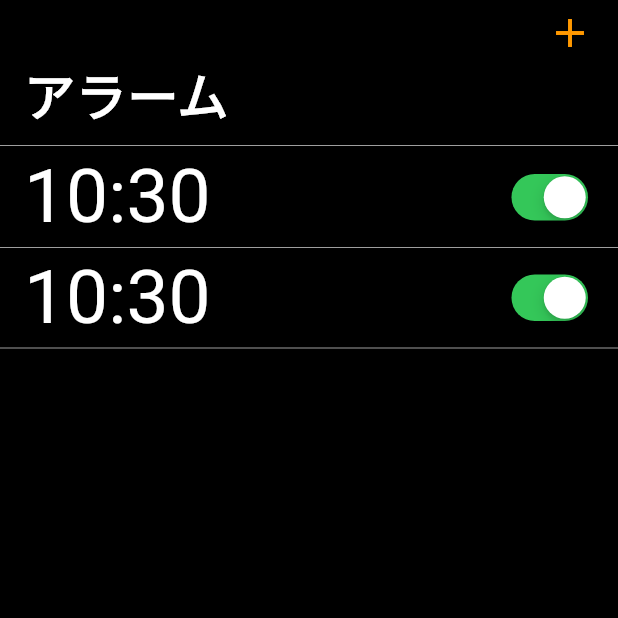
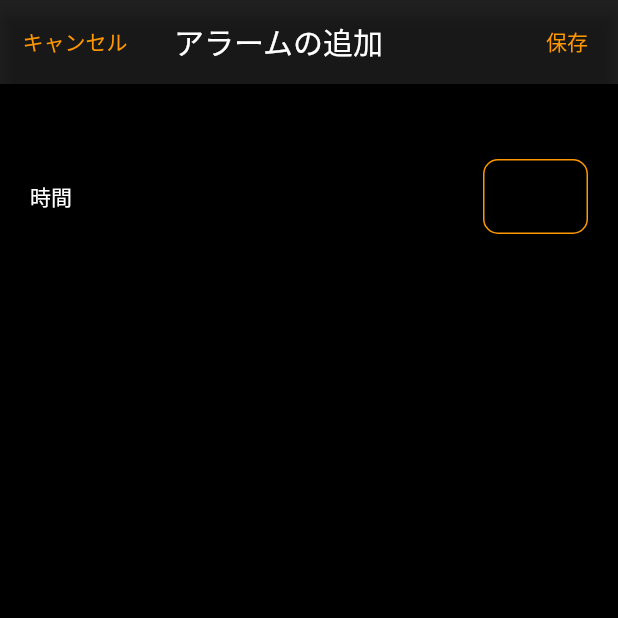
Before and after one commit to YK12000/flutter_sqlite, a Flutter app: the screen it shows after launch, after a tap on the "add" icon, on a phone screen of 412 x 824 dp, the top half of it. Run offline on Flutter 3.47's test engine with Material 2 defaults, Android fonts, the phone set to English and light mode, and no system bars; drawn by our look-alikes of flutter_slidable.

Commit message:
section2-6-7

```diff
--- /dev/null
+++ b/lib/pages/add_edit_alarm_page.dart
@@ -0,0 +1,81 @@
+import 'package:flutter/material.dart';
+
+class AddeditAlarm extends StatefulWidget {
+  const AddeditAlarm({Key? key}) : super(key: key);
+
+  @override
+  State<AddeditAlarm> createState() => _AddeditAlarmState();
+}
+
+class _AddeditAlarmState extends State<AddeditAlarm> {
+  TextEditingController controller = TextEditingController();
+
+  @override
+  Widget build(BuildContext context) {
+    return Scaffold(
+      appBar: AppBar(
+        leadingWidth: 100,
+        leading: GestureDetector(
+          child: Container(
+            alignment: Alignment.center,
+            child: Text('キャンセル',style: TextStyle(color: Colors.orange),),
+          ),
+          onTap: (){
+            Navigator.pop(context);
+          },
+        ),
+        actions: [
+          GestureDetector(
+            child: Container(
+              padding: EdgeInsets.only(right: 20),
+              alignment: Alignment.center,
+              child: Text('保存',style: TextStyle(color: Colors.orange),),
+            ),
+            onTap: (){
+              Navigator.pop(context);
+            },
+          )
+        ],
+        backgroundColor: Colors.black87,
+        title: Text('アラームの追加',style: TextStyle(color: Colors.white),),
+      ),
+      body: Container(
+        height: double.infinity,
+        color: Colors.black,
+        child: Column(
+          children: [
+            SizedBox(height: 50),
+            Padding(
+              padding: const EdgeInsets.symmetric(horizontal: 20),
+              child: Row(
+                mainAxisAlignment: MainAxisAlignment.spaceBetween,
+                children: [
+                  Text('時間',style: TextStyle(color: Colors.white),),
+                  Container(
+                    width: 70,
+                    decoration: BoxDecoration(
+                      border: Border.all(color: Colors.orange),
+                      borderRadius: BorderRadius.circular(10),
+                    ),
+                    child: TextField(
+                      controller: controller,
+                      textAlign: TextAlign.center,
+                      style: TextStyle(color: Colors.white),
+                      decoration: InputDecoration(
+                        border: InputBorder.none
+                      ),
+                      readOnly: true,
+                      onTap: (){
+
+                      },
+                    ),
+                  )
+                ],
+              ),
+            ),
+          ],
+        ),
+      ),
+    );
+  }
+}
--- a/lib/pages/home_page.dart
+++ b/lib/pages/home_page.dart
@@ -2,6 +2,7 @@ import 'package:flutter/cupertino.dart';
 import 'package:flutter/material.dart';
 import 'package:flutter_slidable/flutter_slidable.dart';
 import 'package:flutter_sqlite/alarm.dart';
+import 'package:flutter_sqlite/pages/add_edit_alarm_page.dart';
 import 'package:intl/intl.dart';
 
 class HomePage extends StatefulWidget {
@@ -29,7 +30,7 @@ class _HomePageState extends State<HomePage> {
             trailing: GestureDetector(
                 child: Icon(Icons.add,color: Colors.orange,),
                 onTap: (){
-
+                  Navigator.push(context, MaterialPageRoute(builder: (context) => AddeditAlarm()));
                 },
             ),
           ),
```
